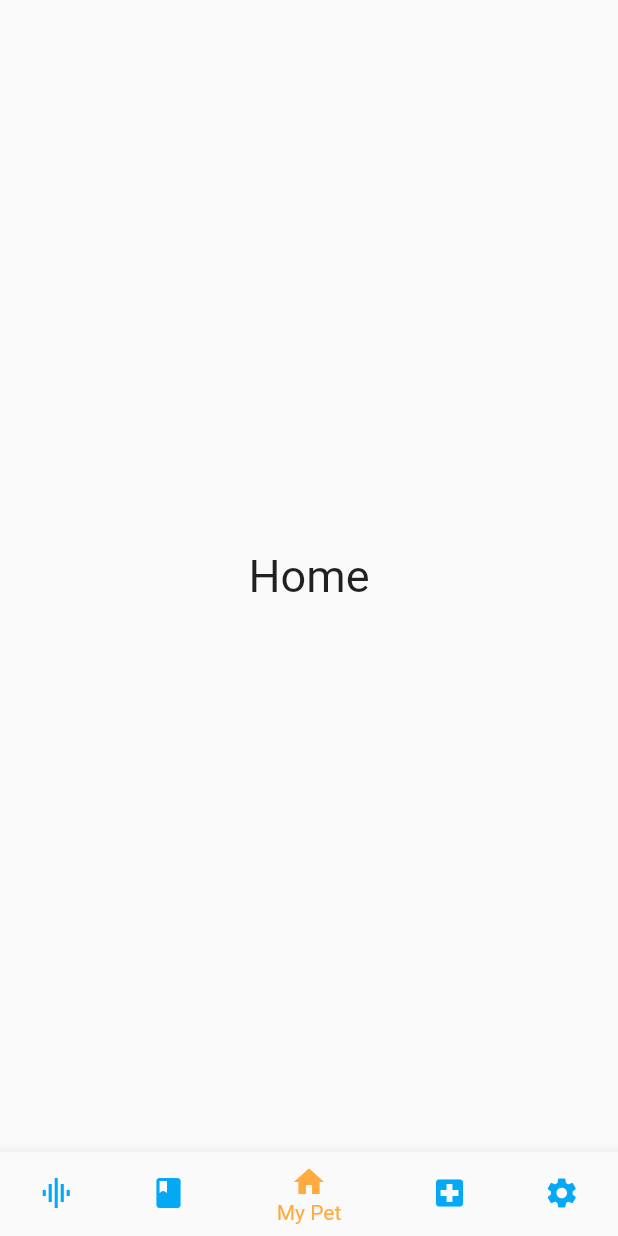
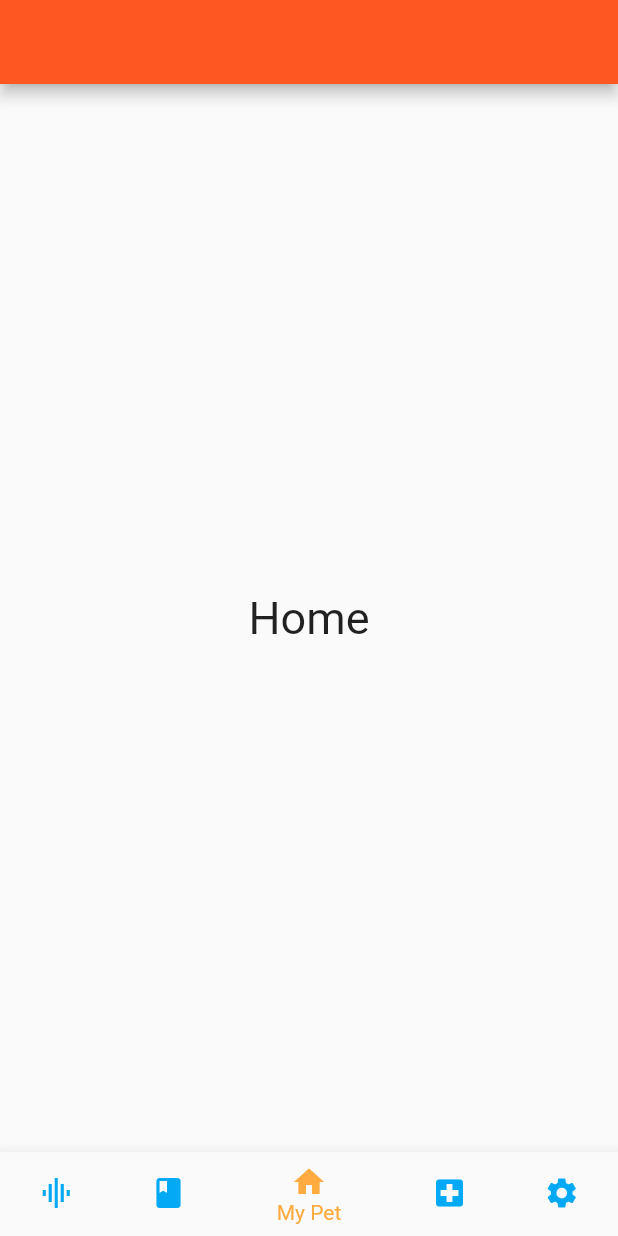
Before and after one commit to mdisdeveloper/Animaliapp, a Flutter app: the screen it shows after launch, on a phone screen of 412 x 824 dp. Run offline on Flutter 3.47's test engine with Material 2 defaults, Android fonts, the phone set to English and light mode, and no system bars.

Commit message:
fixing navigation

```diff
--- a/lib/main.dart
+++ b/lib/main.dart
@@ -18,6 +18,15 @@ class MyApp extends StatefulWidget {
 
 class _MyAppState extends State<MyApp> {
   int _currentPage = 2;
+
+  final List<Widget> _page = [
+    const Wellbeing(),
+    const Passbook(),
+    const Pet(),
+    const Doctor(),
+    const Settings(),
+  ];
+
   @override
   Widget build(BuildContext context) {
     return MaterialApp(
@@ -27,12 +36,8 @@ class _MyAppState extends State<MyApp> {
         primarySwatch: Colors.deepOrange,
       ),
       home: Scaffold(
-        body: _currentPage == 0 ? const Wellbeing()
-            : _currentPage == 1 ? const Passbook()
-            : _currentPage == 2 ? const Pet()
-            : _currentPage == 3 ? const Doctor()
-            : _currentPage == 4 ? const Settings()
-            : const Pet(),
+        appBar: AppBar(),
+        body: _page[_currentPage],
 
         bottomNavigationBar: BottomNavigationBar(
           onTap: (index){
```
